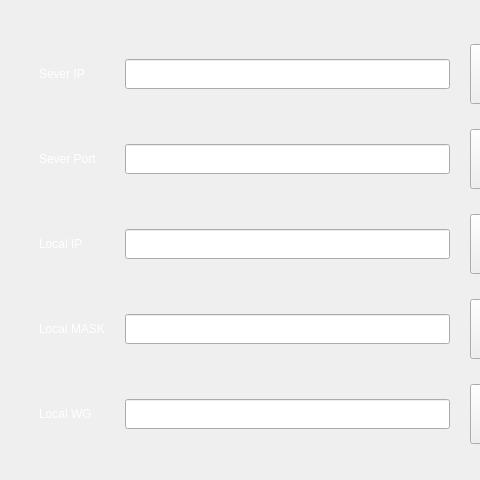
Before: the Qt Designer form formwelcome.ui in oxiaom/arm_sine, drawn with Qt 5; both pictures show x 0 to 480 and y 0 to 480 of the 800 by 480 pixel window.
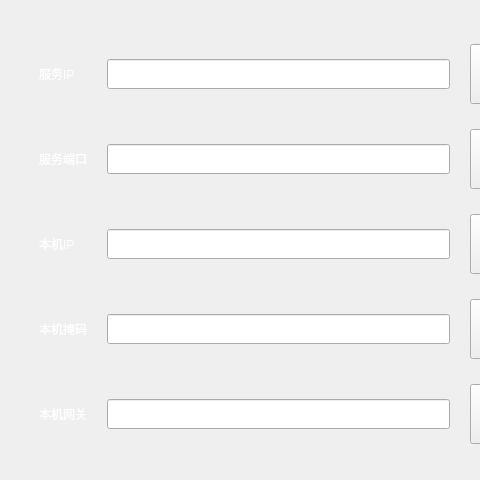
After: the same form once the commit is applied. The open tabs and pages were chosen to show the change. Icons and pictures are not drawn.

```diff
--- a/formwelcome.ui
+++ b/formwelcome.ui
@@ -95,7 +95,7 @@
 color: rgb(255, 255, 255);</string>
         </property>
         <property name="text">
-         <string>Local WG</string>
+         <string>本机网关</string>
         </property>
        </widget>
       </item>
@@ -120,7 +120,7 @@
 color: rgb(255, 255, 255);</string>
         </property>
         <property name="text">
-         <string>Local MASK</string>
+         <string>本机掩码</string>
         </property>
        </widget>
       </item>
@@ -131,7 +131,7 @@
 color: rgb(255, 255, 255);</string>
         </property>
         <property name="text">
-         <string>Local IP</string>
+         <string>本机IP</string>
         </property>
        </widget>
       </item>
@@ -142,7 +142,7 @@
 color: rgb(255, 255, 255);</string>
         </property>
         <property name="text">
-         <string>Sever Port</string>
+         <string>服务端口</string>
         </property>
        </widget>
       </item>
@@ -153,7 +153,7 @@
 color: rgb(255, 255, 255);</string>
         </property>
         <property name="text">
-         <string>Sever IP</string>
+         <string>服务IP</string>
         </property>
        </widget>
       </item>
```
Left out of the diff: 2 changed lines with no effect on the pictures.
